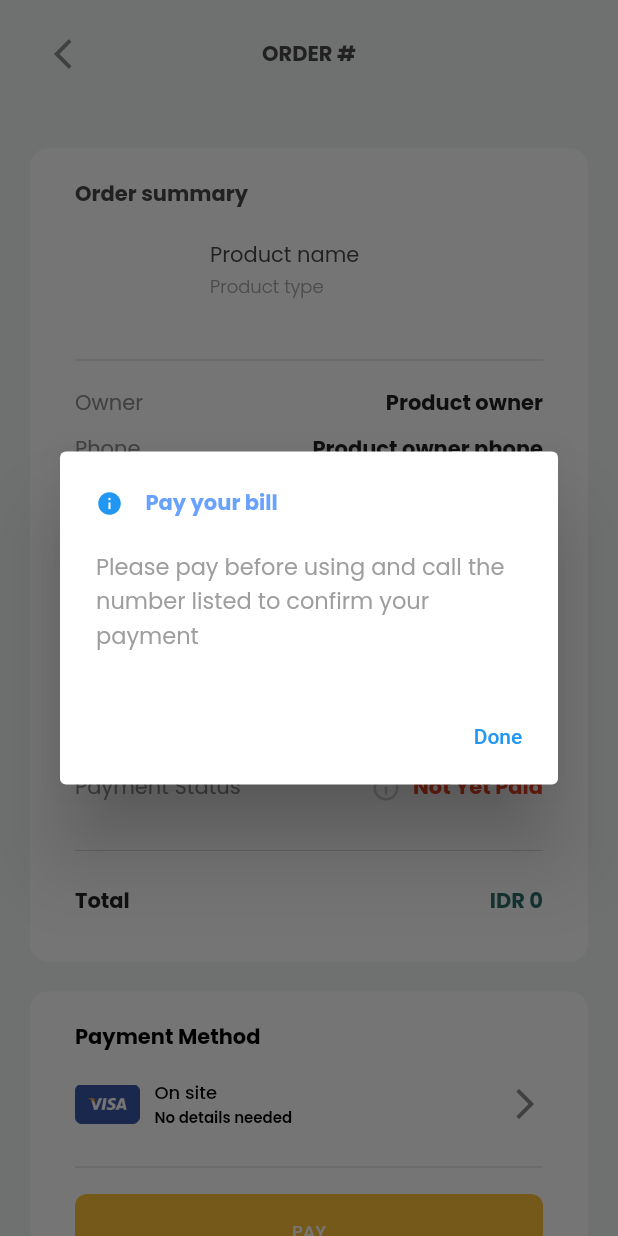
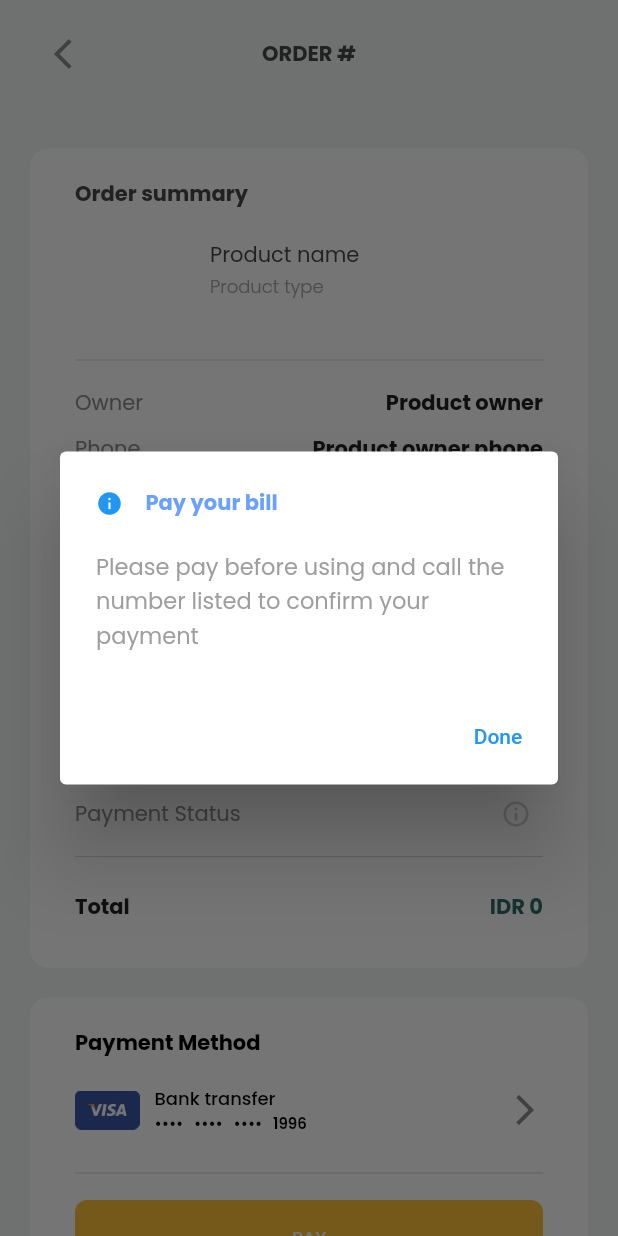
Before and after one commit to oniauliya99/Golekos-find-lodging, a Flutter app: the OrderDetails screen opened directly with empty values, after a tap on the "info outline" icon, on a phone screen of 412 x 824 dp. Run offline on Flutter 3.47's test engine with Material 2 defaults, Android fonts, the phone set to English and light mode, and no system bars; our stand-ins replace cloud_firestore, email_validator, firebase_auth, firebase_core, flutter_svg, google_fonts and 1 more; accounts and stored records are empty; network calls fail; statements that could not run were skipped.

Commit message:
Split order details, add save payment methods

```diff
--- a/lib/pages/order_details_page.dart
+++ b/lib/pages/order_details_page.dart
@@ -1,14 +1,17 @@
+import 'package:cloud_firestore/cloud_firestore.dart';
 import 'package:flutter/material.dart';
 import 'package:golekos/models/product.dart';
+import 'package:golekos/services/db_services.dart';
 import 'package:golekos/theme.dart';
-import 'package:golekos/widgets/order_summary_row.dart';
+import '../widgets/order-details/order_details.dart';
 import 'package:intl/intl.dart';
 
 enum payment { transfer, onsite }
 
 class OrderDetails extends StatefulWidget {
-  OrderDetails({this.object});
+  OrderDetails({this.id, this.object});
 
+  final id;
   final Map<String, dynamic> object;
   @override
   _OrderDetailsState createState() => _OrderDetailsState();
@@ -16,64 +19,63 @@ class OrderDetails extends StatefulWidget {
 
 class _OrderDetailsState extends State<OrderDetails> {
   payment paymentSelect = payment.onsite;
+  String paymentSelected = 'Onsite';
 
-  String paymentSelected = 'onsite';
-  String img = "https://via.placeholder.com/150";
-  String kostName = "Product name";
-  String type = "Product type";
-  String owner = "Product owner";
-  String phone = "Product owner phone";
-  int price = 0;
   selectAPayment(value) {
     switch (paymentSelect) {
       case payment.transfer:
-        paymentSelected = 'transfer';
-        setState(() {});
+        paymentSelected = 'Bank Transfer';
+        updatePaymentData(paymentSelected);
         break;
       case payment.onsite:
-        paymentSelected = 'onsite';
-        setState(() {});
+        paymentSelected = 'Onsite';
+        updatePaymentData(paymentSelected);
         break;
     }
+    setState(() {});
   }
 
-  @override
-  void initState() {
-    super.initState();
-    getKost(widget.object['kostID']).then((value) {
-      setState(() {
-        kostName = value.name;
-        img = value.imageUrl;
-        type = value.type;
-        owner = value.owner;
-        phone = value.ownerPhone;
-        price = value.price;
-      });
-    });
-  }
-
-  Future<Product> getKost(int id) async {
-    var productById = await Product.getProductById(id);
-    return productById;
+  Future<void> updatePaymentData(String payment) {
+    return orders
+        .doc(widget.id)
+        .update({
+          'payment': payment,
+        })
+        .then((value) => print('Payment Updated'))
+        .catchError((error) => print('Payment update failed: $error'));
   }
 
   @override
   Widget build(BuildContext context) {
     final currencyFormat = NumberFormat("#,##0", "en_US");
+
     return Scaffold(
       backgroundColor: Color(0xffF2F4F4),
       body: SafeArea(
         child: SingleChildScrollView(
           child: Container(
             padding: EdgeInsets.symmetric(vertical: 8, horizontal: 20),
-            child: Column(
+            child: FutureBuilder<DocumentSnapshot>(
+              future: orders.doc(widget.id).get(),
+              builder: (BuildContext context,
+                  AsyncSnapshot<DocumentSnapshot> snapshot) {
+                if (snapshot.hasError) {
+                  return Center(
+                    child: Text('Failed to load order'),
+                  );
+                }
+
+                if (snapshot.connectionState == ConnectionState.done) {
+                  Map<String, dynamic> data =
+                      snapshot.data.data() as Map<String, dynamic>;
+                  return Column(
                     children: [
                       // Title Order Section
 
                       AppBar(
                         centerTitle: true,
                         title: Text(
-                    'ORDER #${widget.object['orderID']}',
+                          'ORDER #${data['orderID']}',
                           style: orderBold.copyWith(color: orderBlack),
                         ),
                         leading: IconButton(
@@ -97,130 +99,8 @@ class _OrderDetailsState extends State<OrderDetails> {
 
                       // Order Summary Section
 
-                Container(
-                  padding: EdgeInsets.symmetric(vertical: 20, horizontal: 30),
-                  child: Column(
-                    crossAxisAlignment: CrossAxisAlignment.start,
-                    children: [
-                      Text(
-                        'Order summary',
-                        style: orderBold.copyWith(color: orderBlack),
-                      ),
-
-                      SizedBox(
-                        height: 10,
-                      ),
-
-                      // Kost image and details
-
-                      Row(
-                        children: [
-                          Image.network(
-                            img ?? 'https://via.placeholder.com/150',
-                            width: 60,
-                            height: 60,
-                            fit: BoxFit.cover,
-                          ),
-                          SizedBox(
-                            width: 30,
-                          ),
-                          Column(
-                            crossAxisAlignment: CrossAxisAlignment.start,
-                            children: [
-                              Container(
-                                width: 200,
-                                child: Text(
-                                  kostName ?? "name",
-                                  maxLines: 4,
-                                  style:
-                                      orderRegular.copyWith(color: orderBlack),
-                                ),
-                              ),
-                              SizedBox(
-                                height: 2,
-                              ),
-                              Text(
-                                type ?? "type",
-                                style: orderLight.copyWith(
-                                    fontSize: 12, color: Color(0xffA5A5A5)),
-                              ),
-                            ],
-                          )
-                        ],
-                      ),
-
-                      SizedBox(
-                        height: 22,
-                      ),
-                      Divider(
-                        color: Color(0xffd8d8d8),
-                      ),
-                      SizedBox(
-                        height: 10,
-                      ),
-
-                      // Order Details
-
-                      OrderRow(
-                        title: 'Owner',
-                        value: owner ?? "owner",
-                      ),
-                      OrderRow(
-                        title: 'Phone',
-                        value: phone ?? "phone",
-                      ),
-
-                      Divider(
-                        color: Color(0xffd8d8d8),
-                      ),
-
-                      SizedBox(
-                        height: 10,
-                      ),
-                      OrderRow(
-                          title: 'Rent Month',
-                          value: '${widget.object['long_rented']} Months'),
-                      OrderRow(
-                        title: 'Rental Price /month',
-                        value: 'IDR ${currencyFormat.format(price) ?? 0}',
-                      ),
-                      OrderRow(
-                        title: 'Total Price',
-                        value:
-                            'IDR ${currencyFormat.format(widget.object['total']) ?? 0}',
-                      ),
-                      OrderRow(
-                        title: 'Phone',
-                        value: widget.object['phone'],
-                      ),
-                      OrderRow(
-                        title: 'Tax',
-                        value: '10%',
-                      ),
-                      OrderRow(
-                        title: 'Payment Status',
-                        value: 'Not Yet Paid',
-                        isPaymentStatus: true,
-                      ),
-                      Divider(
-                        color: Color(0xffd8d8d8),
-                      ),
-                      SizedBox(
-                        height: 15,
-                      ),
-                      OrderRow(
-                        title: 'Total',
-                        value:
-                            'IDR ${currencyFormat.format(widget.object['total'] + (widget.object['total'] * 0.1)) ?? 0}',
-                        isTotal: true,
-                      )
-                    ],
-                  ),
-                  decoration: BoxDecoration(
-                    color: Colors.white,
-                    borderRadius: BorderRadius.all(Radius.circular(12)),
-                  ),
-                ),
+                      OrderSummaryDetails(
+                          data: data, currencyFormat: currencyFormat),
 
                       SizedBox(
                         height: 20,
@@ -229,13 +109,15 @@ class _OrderDetailsState extends State<OrderDetails> {
                       // Payment Section
 
                       Container(
-                  padding: EdgeInsets.symmetric(vertical: 20, horizontal: 30),
+                        padding:
+                            EdgeInsets.symmetric(vertical: 20, horizontal: 30),
                         child: Column(
                           crossAxisAlignment: CrossAxisAlignment.start,
                           children: [
                             Text(
                               'Payment Method',
-                        style: orderBold.copyWith(color: Color(0xff000000)),
+                              style:
+                                  orderBold.copyWith(color: Color(0xff000000)),
                             ),
 
                             SizedBox(
@@ -257,21 +139,24 @@ class _OrderDetailsState extends State<OrderDetails> {
                                       width: 10,
                                     ),
                                     Column(
-                                crossAxisAlignment: CrossAxisAlignment.start,
+                                      crossAxisAlignment:
+                                          CrossAxisAlignment.start,
                                       children: [
                                         Text(
                                           (paymentSelected == 'onsite')
                                               ? 'On site'
                                               : 'Bank transfer',
                                           style: orderMedium.copyWith(
-                                        fontSize: 12, color: Color(0xff000000)),
+                                              fontSize: 12,
+                                              color: Color(0xff000000)),
                                         ),
                                         Text(
                                           (paymentSelected == 'onsite')
                                               ? 'No details needed'
                                               : '••••   ••••   ••••   1996',
                                           style: orderSemiBold.copyWith(
-                                        fontSize: 10, color: Color(0xff000000)),
+                                              fontSize: 10,
+                                              color: Color(0xff000000)),
                                         ),
                                       ],
                                     ),
@@ -334,6 +219,13 @@ class _OrderDetailsState extends State<OrderDetails> {
                         height: 25,
                       ),
                     ],
+                  );
+                }
+
+                return Center(
+                  child: CircularProgressIndicator(),
+                );
+              },
             ),
           ),
         ),
--- a/lib/pages/profile_page.dart
+++ b/lib/pages/profile_page.dart
@@ -143,6 +143,7 @@ class _ProfileState extends State<Profile> {
                                 doc.data() as Map<String, dynamic>;
 
                             return CardTile(
+                              id: doc.id,
                               object: data,
                               onDelete: () {
                                 orders.doc(doc.id).delete();
--- a/lib/widgets/card_tile.dart
+++ b/lib/widgets/card_tile.dart
@@ -5,9 +5,11 @@ import '../theme.dart';
 import '../models/product.dart';
 
 class CardTile extends StatefulWidget {
-  CardTile({this.object, this.onDelete});
+  CardTile({this.id, this.object, this.onDelete});
+
+  final id;
+  final Map<String, dynamic> object;
   final Function onDelete;
-  final Map<String, dynamic> object;
 
   @override
   _CardTileState createState() => _CardTileState();
@@ -40,6 +42,7 @@ class _CardTileState extends State<CardTile> {
           onTap: () {
             MaterialPageRoute route = MaterialPageRoute(
                 builder: (_) => OrderDetails(
+                      id: widget.id,
                       object: widget.object,
                     ));
             Navigator.push(context, route);
--- /dev/null
+++ b/lib/widgets/order-details/order_details.dart
@@ -0,0 +1,181 @@
+import 'package:flutter/material.dart';
+import '../order_summary_row.dart';
+import '../../theme.dart';
+import 'package:intl/intl.dart';
+import '../../models/product.dart';
+
+class OrderSummaryDetails extends StatefulWidget {
+  const OrderSummaryDetails({
+    Key key,
+    @required this.data,
+    @required this.currencyFormat,
+  }) : super(key: key);
+
+  final Map<String, dynamic> data;
+  final NumberFormat currencyFormat;
+
+  @override
+  _OrderSummaryDetailsState createState() => _OrderSummaryDetailsState();
+}
+
+class _OrderSummaryDetailsState extends State<OrderSummaryDetails> {
+  String img = "https://via.placeholder.com/150";
+  String kostName = "Product name";
+  String type = "Product type";
+  String owner = "Product owner";
+  String phone = "Product owner phone";
+  int price = 0;
+
+  @override
+  void initState() {
+    super.initState();
+    getKost(widget.data['kostID']).then((value) {
+      setState(() {
+        kostName = value.name;
+        img = value.imageUrl;
+        type = value.type;
+        owner = value.owner;
+        phone = value.ownerPhone;
+        price = value.price;
+      });
+    });
+  }
+
+  Future<Product> getKost(int id) async {
+    var productById = await Product.getProductById(id);
+    return productById;
+  }
+
+  @override
+  Widget build(BuildContext context) {
+    return Container(
+      padding: EdgeInsets.symmetric(vertical: 20, horizontal: 30),
+      child: Column(
+        crossAxisAlignment: CrossAxisAlignment.start,
+        children: [
+          Text(
+            'Order summary',
+            style: orderBold.copyWith(color: orderBlack),
+          ),
+
+          SizedBox(
+            height: 10,
+          ),
+
+          // Kost image and details
+
+          Row(
+            children: [
+              Image.network(
+                img ?? 'https://via.placeholder.com/150',
+                width: 60,
+                height: 60,
+                fit: BoxFit.cover,
+              ),
+              SizedBox(
+                width: 30,
+              ),
+              Column(
+                crossAxisAlignment: CrossAxisAlignment.start,
+                children: [
+                  Container(
+                    width: 200,
+                    child: Text(
+                      kostName ?? "name",
+                      maxLines: 4,
+                      style: orderRegular.copyWith(color: orderBlack),
+                    ),
+                  ),
+                  SizedBox(
+                    height: 2,
+                  ),
+                  Text(
+                    type ?? "type",
+                    style: orderLight.copyWith(
+                        fontSize: 12, color: Color(0xffA5A5A5)),
+                  ),
+                ],
+              )
+            ],
+          ),
+
+          SizedBox(
+            height: 22,
+          ),
+          Divider(
+            color: Color(0xffd8d8d8),
+          ),
+          SizedBox(
+            height: 10,
+          ),
+
+          // Order Details
+
+          OrderRow(
+            title: 'Owner',
+            value: owner,
+          ),
+          OrderRow(
+            title: 'Phone',
+            value: phone, // kost owner phone
+          ),
+
+          Divider(
+            color: Color(0xffd8d8d8),
+          ),
+
+          SizedBox(
+            height: 10,
+          ),
+          OrderRow(
+              title: 'Rent Month',
+              value: '${widget.data['long_rented']} Months'),
+          OrderRow(
+            title: 'Rental Price /month',
+            value: 'IDR ${widget.currencyFormat.format(price) ?? 0}',
+          ),
+          OrderRow(
+            title: 'Total Price',
+            value:
+                'IDR ${widget.currencyFormat.format(widget.data['total']) ?? 0}',
+          ),
+          OrderRow(
+            title: 'Phone',
+            value: widget.data['phone'], // customer phone
+          ),
+          OrderRow(
+            title: 'Tax',
+            value: '10%',
+          ),
+          OrderRow(
+            title: 'Payment Method',
+            value: (widget.data['payment'] == 'unregistered')
+                ? 'Choose Payment'
+                : widget.data['payment'],
+          ),
+          OrderRow(
+            title: 'Payment Status',
+            value: widget.data['paid'],
+            isPaymentStatus: true,
+          ),
+          Divider(
+            color: Color(0xffd8d8d8),
+          ),
+          SizedBox(
+            height: 15,
+          ),
+          OrderRow(
+            title: 'Total',
+            value:
+                'IDR ${widget.currencyFormat.format(widget.data['total'] + (widget.data['total'] * 0.1)) ?? 0}',
+            isTotal: true,
+          )
+        ],
+      ),
+      decoration: BoxDecoration(
+        color: Colors.white,
+        borderRadius: BorderRadius.all(Radius.circular(12)),
+      ),
+    );
+  }
+}
--- a/lib/widgets/order_summary_row.dart
+++ b/lib/widgets/order_summary_row.dart
@@ -9,7 +9,7 @@ class OrderRow extends StatelessWidget {
       this.isPaymentStatus = false});
 
   String title;
-  String value;
+  var value;
   bool isTotal;
   bool isPaymentStatus;
 
@@ -30,7 +30,8 @@ class OrderRow extends StatelessWidget {
               ? Row(
                   // mainAxisAlignment: MainAxisAlignment.end,
                   children: [
-                    IconButton(
+                    Container(
+                      child: IconButton(
                         onPressed: () {
                           payInfo(context);
                         },
@@ -39,12 +40,18 @@ class OrderRow extends StatelessWidget {
                         padding: EdgeInsets.zero,
                         alignment: Alignment.centerRight,
                         iconSize: 20,
+                        constraints: BoxConstraints(),
+                      ),
                     ),
                     SizedBox(
                       width: 8,
                     ),
                     Text(
-                      value,
+                      (value == false)
+                          ? 'Not Yet Paid'
+                          : (value == true)
+                              ? 'Payment success'
+                              : value,
                       style: (isTotal)
                           ? orderBold.copyWith(color: orderGreen)
                           : ((isPaymentStatus)
```
Lines whose indentation alone changed are shown as unchanged.
